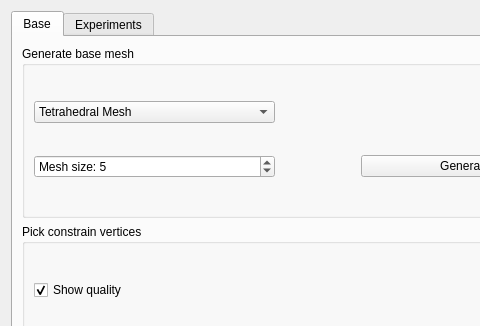
Old version of the form Plugin-Master/MasterToolbarBase.ui in the repository a2mont/master-thesis; both pictures show x 0 to 480 and y 0 to 326 of the 636 by 595 pixel window.
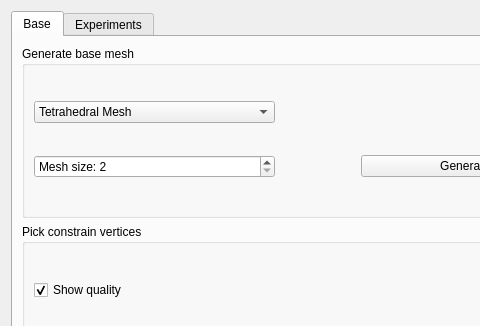
New version of the form.

```diff
--- a/Plugin-Master/MasterToolbarBase.ui
+++ b/Plugin-Master/MasterToolbarBase.ui
@@ -60,7 +60,7 @@
                  <number>15</number>
                 </property>
                 <property name="value">
-                 <number>5</number>
+                 <number>2</number>
                 </property>
                </widget>
               </item>
```
